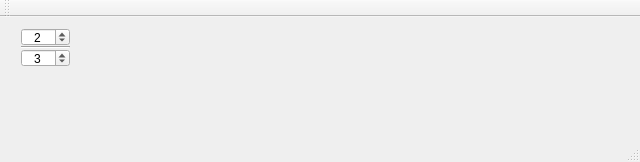
fthomas/fractions, file mainwindow.ui: the form before one commit.
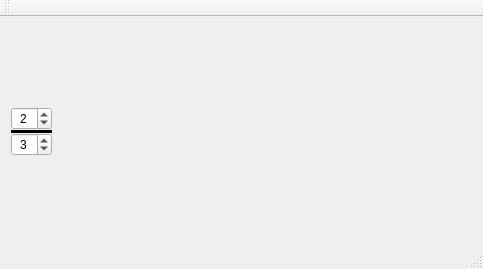
The form after the commit.

Commit message: Resizing the widget works.

What changed in the file:
```diff
--- a/mainwindow.ui
+++ b/mainwindow.ui
@@ -9,8 +9,8 @@
    <rect>
     <x>0</x>
     <y>0</y>
-    <width>640</width>
-    <height>162</height>
+    <width>483</width>
+    <height>269</height>
    </rect>
   </property>
   <property name="windowTitle">
@@ -20,21 +20,20 @@
    <enum>QTabWidget::Rounded</enum>
   </property>
   <widget class="QWidget" name="centralWidget">
-   <widget class="QWidget" name="layoutWidget">
-    <property name="geometry">
-     <rect>
-      <x>10</x>
-      <y>0</y>
-      <width>71</width>
-      <height>61</height>
-     </rect>
-    </property>
+   <layout class="QGridLayout" name="gridLayout">
+    <item row="0" column="0">
     <layout class="QVBoxLayout" name="verticalLayout">
      <property name="spacing">
       <number>0</number>
      </property>
      <item>
       <widget class="QSpinBox" name="spinNumerator">
+        <property name="sizePolicy">
+         <sizepolicy hsizetype="Fixed" vsizetype="Fixed">
+          <horstretch>0</horstretch>
+          <verstretch>0</verstretch>
+         </sizepolicy>
+        </property>
        <property name="toolTip">
         <string>Numerator</string>
        </property>
@@ -54,6 +53,27 @@
        <property name="enabled">
         <bool>true</bool>
        </property>
+        <property name="sizePolicy">
+         <sizepolicy hsizetype="Preferred" vsizetype="Fixed">
+          <horstretch>0</horstretch>
+          <verstretch>0</verstretch>
+         </sizepolicy>
+        </property>
+        <property name="baseSize">
+         <size>
+          <width>0</width>
+          <height>3</height>
+         </size>
+        </property>
+        <property name="frameShadow">
+         <enum>QFrame::Plain</enum>
+        </property>
+        <property name="lineWidth">
+         <number>10</number>
+        </property>
+        <property name="midLineWidth">
+         <number>10</number>
+        </property>
        <property name="orientation">
         <enum>Qt::Horizontal</enum>
        </property>
@@ -61,6 +81,12 @@
      </item>
      <item>
       <widget class="QSpinBox" name="spinDenominator">
+        <property name="sizePolicy">
+         <sizepolicy hsizetype="Fixed" vsizetype="Fixed">
+          <horstretch>0</horstretch>
+          <verstretch>0</verstretch>
+         </sizepolicy>
+        </property>
        <property name="toolTip">
         <string>Denominator</string>
        </property>
@@ -82,18 +108,15 @@
       </widget>
      </item>
     </layout>
-   </widget>
-   <widget class="QWidget" name="horizontalLayoutWidget">
-    <property name="geometry">
-     <rect>
-      <x>90</x>
-      <y>0</y>
-      <width>381</width>
-      <height>61</height>
-     </rect>
-    </property>
-    <layout class="QHBoxLayout" name="horizontalLayout"/>
-   </widget>
+    </item>
+    <item row="0" column="1">
+     <layout class="QHBoxLayout" name="horizontalLayout">
+      <item>
+       <widget class="QWidget" name="widget" native="true"/>
+      </item>
+     </layout>
+    </item>
+   </layout>
   </widget>
   <widget class="QMenuBar" name="menuBar">
    <property name="geometry">
```
Left out of the diff: 2 changed lines with no effect on the pictures. Lines whose indentation alone changed are shown as unchanged. The commit also changes 3 other files.
